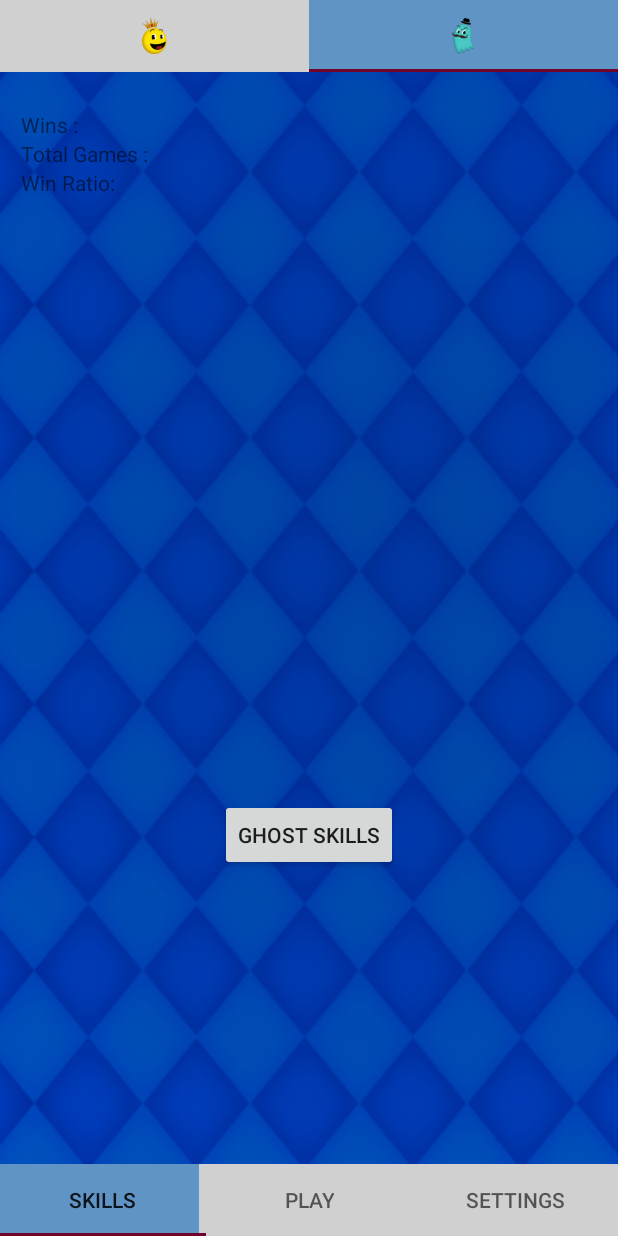
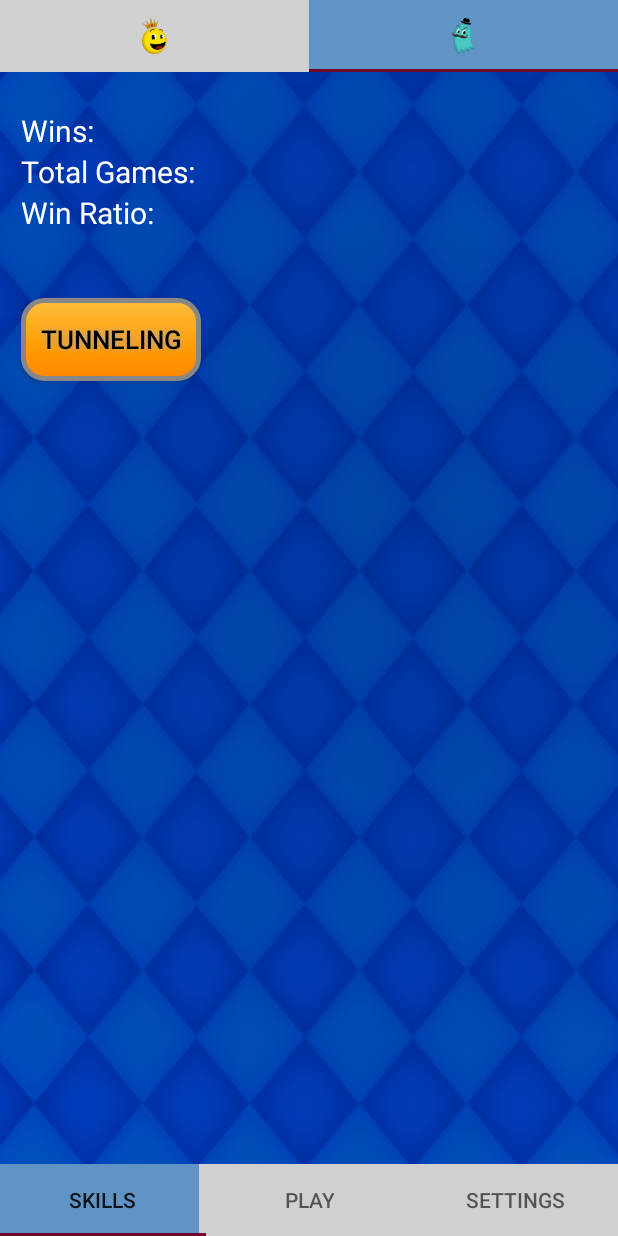
Before and after one commit to MarkyL/PacmanRoyale, an Android app: the screen it shows after launch once a user with an empty profile is signed in (MainActivity), tab 2 chosen, on a phone screen of 412 x 824 dp. Run offline under Robolectric (Android 15) with nearby library versions, the phone set to English and light mode, and no system bars; our stand-ins replace Firebase (no records; nobody signed in at launch, a user with empty details on screens opened directly); libraries missing offline, so code that uses them is left out: com.facebook, com.facebook.login, com.firebase.ui; 7 statements that could not run were skipped.

Commit message:
17.3 - buttons ,skills,statistics improvements

```diff
--- a/app/src/main/AndroidManifest.xml
+++ b/app/src/main/AndroidManifest.xml
@@ -10,7 +10,7 @@
 
     <application
         android:allowBackup="true"
-        android:icon="@mipmap/application_icon"
+        android:icon="@mipmap/app_icon"
         android:label="@string/app_name"
         android:roundIcon="@mipmap/ic_launcher_round"
         android:supportsRtl="true"
--- a/app/src/main/java/com/example/mark/pacmanroyale/Tabs/TabPlay.java
+++ b/app/src/main/java/com/example/mark/pacmanroyale/Tabs/TabPlay.java
@@ -2,6 +2,7 @@ package com.example.mark.pacmanroyale.Tabs;
 
 import android.content.Intent;
 import android.os.Bundle;
+import android.support.constraint.ConstraintLayout;
 import android.support.v4.app.Fragment;
 import android.view.LayoutInflater;
 import android.view.View;
@@ -30,7 +31,7 @@ public class TabPlay extends Fragment implements View.OnClickListener {
     private ISearchMatchInterface iViewInterface;
 
     private FrameLayout loadingLayout;
-    private LinearLayout buttonsLayout;
+    private ConstraintLayout buttonsLayout;
     private Button mCancelMatchMakingBtn;
 
     private GameMode mGameMode;
--- /dev/null
+++ b/app/src/main/res/drawable/orangebuttonshape.xml
@@ -0,0 +1,28 @@
+<?xml version="1.0" encoding="utf-8"?>
+<shape xmlns:android="http://schemas.android.com/apk/res/android" android:shape="rectangle" >
+    <corners
+        android:radius="14dp"
+        />
+    <gradient
+        android:angle="90"
+        android:centerX="35%"
+        android:centerColor="#FF9900"
+        android:startColor="#FF8800"
+        android:endColor="#FFBE3B"
+        android:type="linear"
+        />
+    <padding
+        android:left="0dp"
+        android:top="0dp"
+        android:right="0dp"
+        android:bottom="0dp"
+        />
+    <size
+        android:width="150dp"
+        android:height="55dp"
+        />
+    <stroke
+        android:width="3dp"
+        android:color="#878787"
+        />
+</shape>
--- a/app/src/main/res/layout/tab_ghost_skills.xml
+++ b/app/src/main/res/layout/tab_ghost_skills.xml
@@ -5,12 +5,20 @@
 
     <Button
         android:id="@+id/ghostSkillButton"
-        android:layout_width="wrap_content"
-        android:layout_height="wrap_content"
-        android:layout_alignParentBottom="true"
-        android:layout_centerHorizontal="true"
-        android:layout_marginBottom="243dp"
-        android:text="Ghost Skills" />
+        android:textColor="#000000"
+        android:textSize="17sp"
+        android:layout_width="120dp"
+        android:layout_height="55dp"
+        android:layout_alignStart="@+id/winRatioTextView"
+        android:layout_below="@+id/winRatioTextView"
+        android:shadowColor="#A8A8A8"
+        android:shadowDx="0"
+        android:shadowDy="0"
+        android:shadowRadius="5"
+        android:background="@drawable/orangebuttonshape"
+        android:layout_marginTop="43dp"
+        android:text="Tunneling" />
+
 
     <TextView
         android:id="@+id/winsTextView"
@@ -20,14 +28,17 @@
         android:layout_alignParentTop="true"
         android:layout_marginStart="14dp"
         android:layout_marginTop="73dp"
-        android:text="Wins :" />
+        android:textSize="20sp"
+        android:textColor="@color/white"
+        android:text="Wins: " />
 
     <TextView
         android:id="@+id/ghostNumWins"
         android:layout_width="wrap_content"
         android:layout_height="wrap_content"
-        android:layout_alignBaseline="@+id/winsTextView"
-        android:layout_alignBottom="@+id/winsTextView"
+        android:layout_above="@+id/gamesTextView"
+        android:textSize="20sp"
+        android:textColor="@color/white"
         android:layout_toEndOf="@+id/winsTextView" />
 
     <TextView
@@ -36,7 +47,9 @@
         android:layout_height="wrap_content"
         android:layout_alignStart="@+id/winsTextView"
         android:layout_below="@+id/winsTextView"
-        android:text="Total Games :" />
+        android:textSize="20sp"
+        android:textColor="@color/white"
+        android:text="Total Games: " />
 
     <TextView
         android:id="@+id/ghostNumGames"
@@ -44,6 +57,8 @@
         android:layout_height="wrap_content"
         android:layout_below="@+id/ghostNumWins"
         android:layout_marginStart="26dp"
+        android:textSize="20sp"
+        android:textColor="@color/white"
         android:layout_toEndOf="@+id/winRatioTextView" />
 
     <TextView
@@ -52,13 +67,17 @@
         android:layout_height="wrap_content"
         android:layout_alignStart="@+id/gamesTextView"
         android:layout_below="@+id/gamesTextView"
-        android:text="Win Ratio:" />
+        android:textSize="20sp"
+        android:textColor="@color/white"
+        android:text="Win Ratio: " />
 
     <TextView
         android:id="@+id/ghostWinRatio"
         android:layout_width="wrap_content"
         android:layout_height="wrap_content"
         android:layout_below="@+id/gamesTextView"
+        android:textSize="20sp"
+        android:textColor="@color/white"
         android:layout_toEndOf="@+id/winRatioTextView" />
 
 
--- a/app/src/main/res/values/colors.xml
+++ b/app/src/main/res/values/colors.xml
@@ -5,6 +5,8 @@
     <color name="colorAccent">#70032a</color>
     <color name="backgroundColor">#4fa5d5</color>
     <color name="mark_red">#de393b</color>
+    <color name="white">#FFFFFF</color>
+
 
     <color name="black_overlay">#66000000</color>
 
--- a/app/src/main/res/values/dimens.xml
+++ b/app/src/main/res/values/dimens.xml
@@ -6,8 +6,8 @@
     <dimen name="appbar_padding_top">8dp</dimen>
     <dimen name="drawing_view_fixed_width">360dp</dimen>
 
-    <dimen name="large_button_width">300dp</dimen>
-    <dimen name="large_button_height">100dp</dimen>
+    <dimen name="large_button_width">185dp</dimen>
+    <dimen name="large_button_height">70dp</dimen>
 
     <dimen name="small_button_width">200dp</dimen>
     <dimen name="small_button_height">50dp</dimen>
```
Also changed, not shown: app/src/main/java/com/example/mark/pacmanroyale/Tabs/TabGhostSkills.java (+28 -0 lines), app/src/main/java/com/example/mark/pacmanroyale/User/Ghost.java (+12 -6 lines), app/src/main/java/com/example/mark/pacmanroyale/User/Pacman.java (+12 -6 lines), app/src/main/res/drawable/redbuttonshape.xml (added, +28 -0 lines), app/src/main/res/drawable/yellowbuttonshape.xml (added, +28 -0 lines), app/src/main/res/layout/skill_dialog.xml (+9 -8 lines), app/src/main/res/layout/tab_pacman_skills.xml (+24 -5 lines), app/src/main/res/layout/tab_play.xml (+58 -20 lines).
